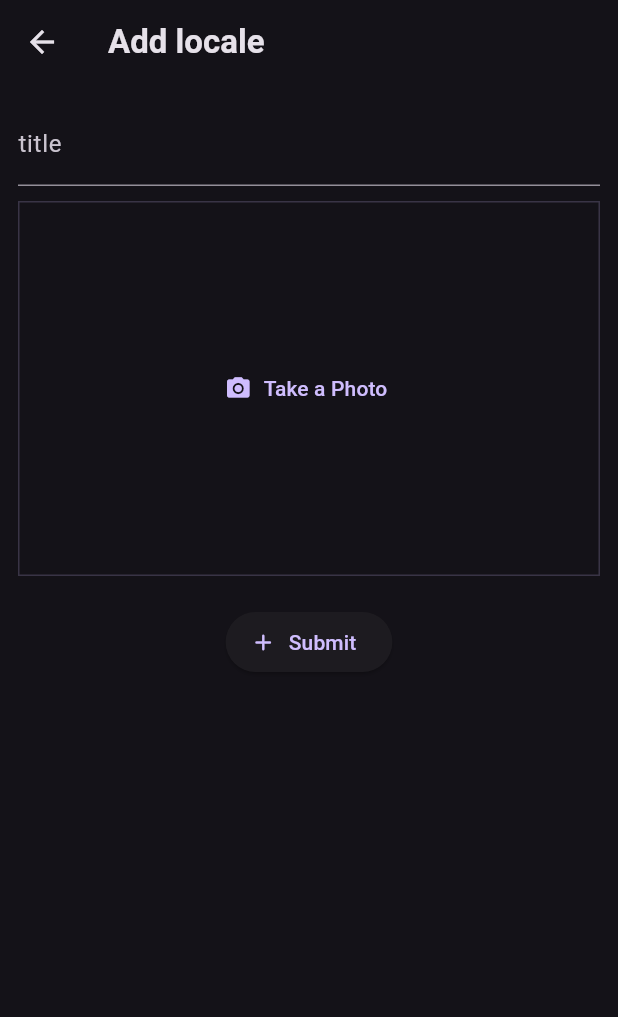
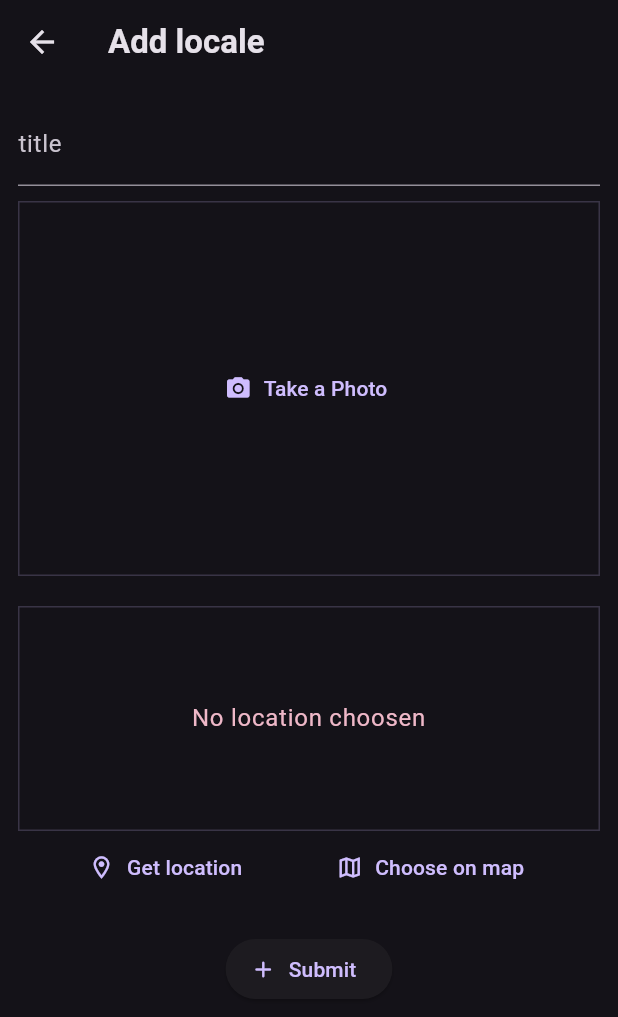
Before and after one commit to AaronPeterOcen/favorite_places_flutter, a Flutter app: the AddItemScreen screen opened directly, on a phone screen of 412 x 824 dp. Shown: the top 1017 px of the screen. Run offline on Flutter 3.47's test engine with Material 3 defaults, Android fonts, the phone set to English and light mode, and no system bars; our stand-ins replace flutter_riverpod, google_fonts, image_picker.

Commit message:
adding the location package: Get Location

```diff
--- a/lib/screens/add_places.dart
+++ b/lib/screens/add_places.dart
@@ -2,6 +2,7 @@ import 'dart:io';
 
 import 'package:favorite_places/providers/user_place_provider.dart';
 import 'package:favorite_places/widgets/image_input.dart';
+import 'package:favorite_places/widgets/location_input.dart';
 import 'package:flutter/material.dart';
 import 'package:flutter_riverpod/flutter_riverpod.dart';
 
@@ -67,6 +68,8 @@ class _AddItemScreenState extends ConsumerState<AddItemScreen> {
                 },
               ),
               SizedBox(height: 20.0),
+              LocationInput(),
+              SizedBox(height: 20.0),
               ElevatedButton.icon(
                 icon: Icon(Icons.add_rounded),
                 onPressed:
--- /dev/null
+++ b/lib/widgets/location_input.dart
@@ -0,0 +1,56 @@
+import 'package:flutter/material.dart';
+
+class LocationInput extends StatefulWidget {
+  const LocationInput({super.key});
+
+  @override
+  State<LocationInput> createState() => _LocationInputState();
+}
+
+class _LocationInputState extends State<LocationInput> {
+  @override
+  Widget build(BuildContext context) {
+    return Column(
+      children: [
+        Container(
+          height: 150,
+          width: double.infinity,
+          alignment: Alignment.center,
+          decoration: BoxDecoration(
+            border: Border.all(
+              width: 1,
+              color: Theme.of(context)
+                  .colorScheme
+                  .primary
+                  .withOpacity(0.2), // Add a border with slight opacity
+            ),
+          ),
+          child: Text(
+            'No location choosen',
+            textAlign: TextAlign.center,
+            style: Theme.of(context)
+                .textTheme
+                .bodyLarge!
+                .copyWith(color: Theme.of(context).colorScheme.tertiary),
+          ),
+        ),
+        Row(
+          mainAxisAlignment: MainAxisAlignment.spaceEvenly,
+          children: [
+            TextButton.icon(
+              onPressed: () {},
+              icon: Icon(Icons.location_on_outlined),
+              label: Text('Get location'),
+            ),
+            TextButton.icon(
+              onPressed: () {},
+              icon: Icon(Icons.map_outlined),
+              label: Text('Choose on map'),
+            )
+          ],
+        )
+      ],
+    );
+  }
+}
+// FlutterError
--- a/pubspec.yaml
+++ b/pubspec.yaml
@@ -40,6 +40,7 @@ dependencies:
   uuid: ^4.4.2
   flutter_riverpod: ^2.5.1
   image_picker: ^1.1.2
+  location: ^6.0.2
 dev_dependencies:
   flutter_test:
     sdk: flutter
```
Also changed, not shown: pubspec.lock, 3 other files.
